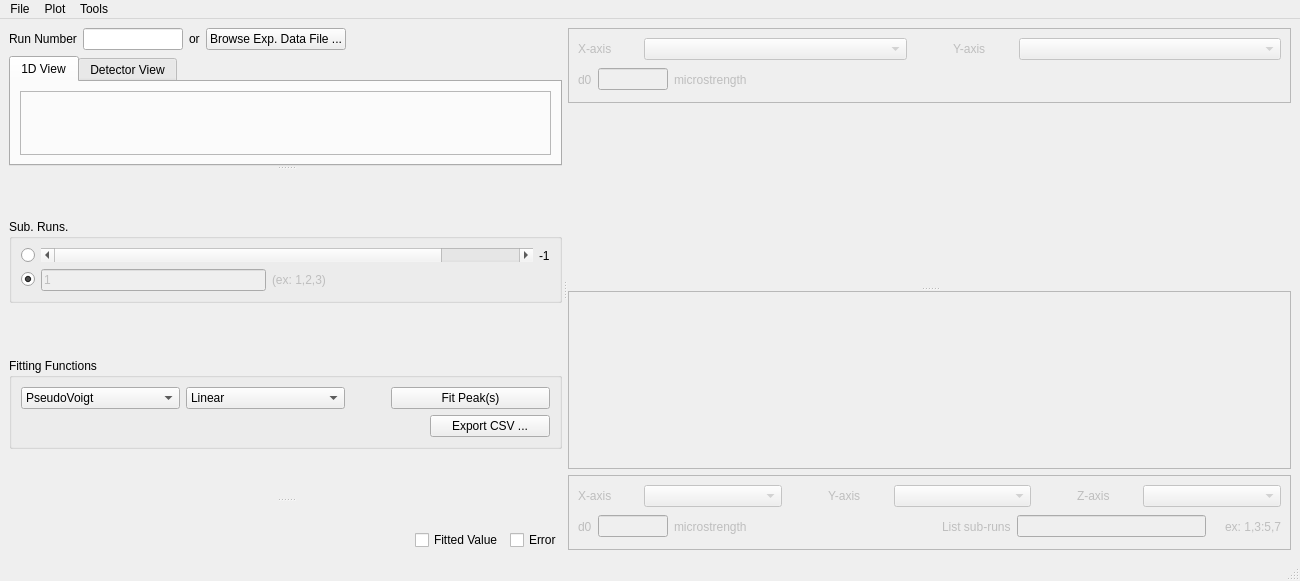
neutrons/PyRS, file pyrs/interface/designer/peakfitwindow.ui: the form before one commit.
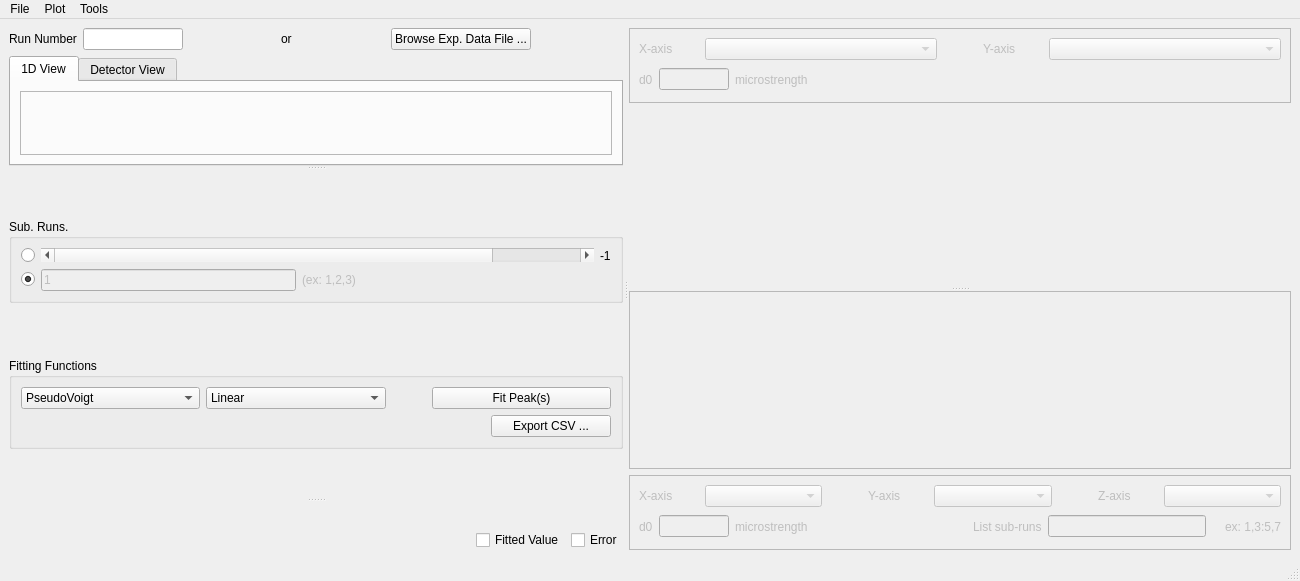
The form after the commit.

Commit message: Changing layout. this refs #249

Patch:
```diff
--- a/pyrs/interface/designer/peakfitwindow.ui
+++ b/pyrs/interface/designer/peakfitwindow.ui
@@ -67,6 +67,19 @@
               </property>
              </widget>
             </item>
+            <item>
+             <spacer name="horizontalSpacer_6">
+              <property name="orientation">
+               <enum>Qt::Horizontal</enum>
+              </property>
+              <property name="sizeHint" stdset="0">
+               <size>
+                <width>40</width>
+                <height>20</height>
+               </size>
+              </property>
+             </spacer>
+            </item>
             <item>
              <widget class="QLabel" name="label">
               <property name="text">
@@ -74,6 +87,19 @@
               </property>
              </widget>
             </item>
+            <item>
+             <spacer name="horizontalSpacer_4">
+              <property name="orientation">
+               <enum>Qt::Horizontal</enum>
+              </property>
+              <property name="sizeHint" stdset="0">
+               <size>
+                <width>40</width>
+                <height>20</height>
+               </size>
+              </property>
+             </spacer>
+            </item>
             <item>
              <widget class="QPushButton" name="pushButton_browseHDF">
               <property name="text">
```
